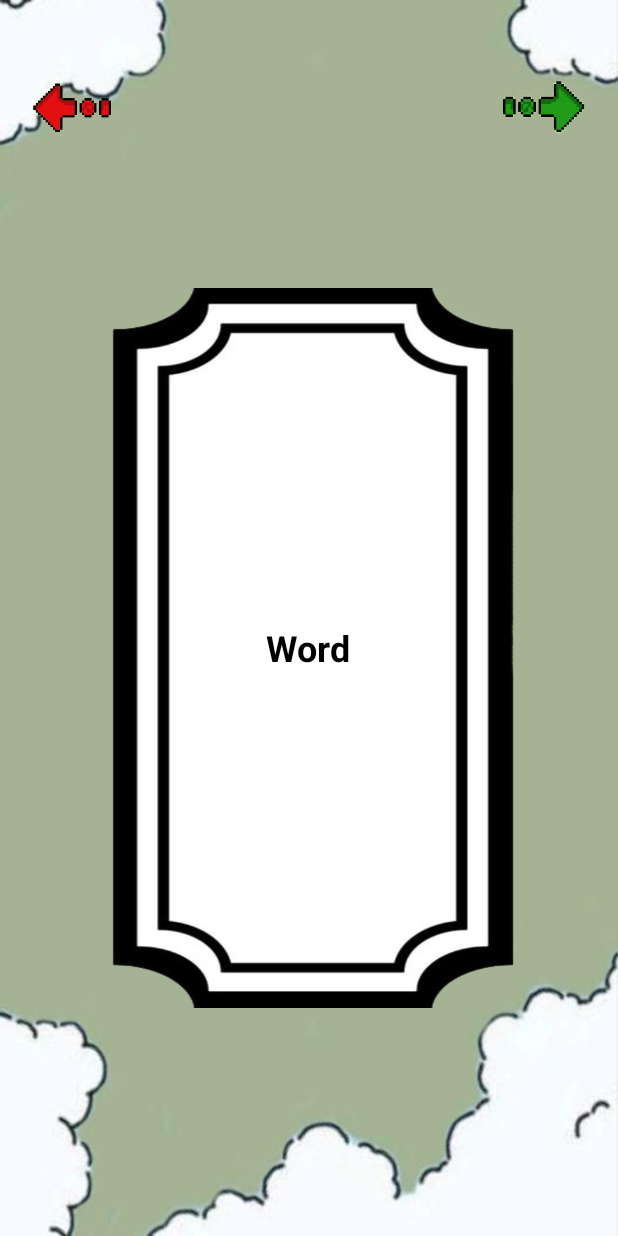
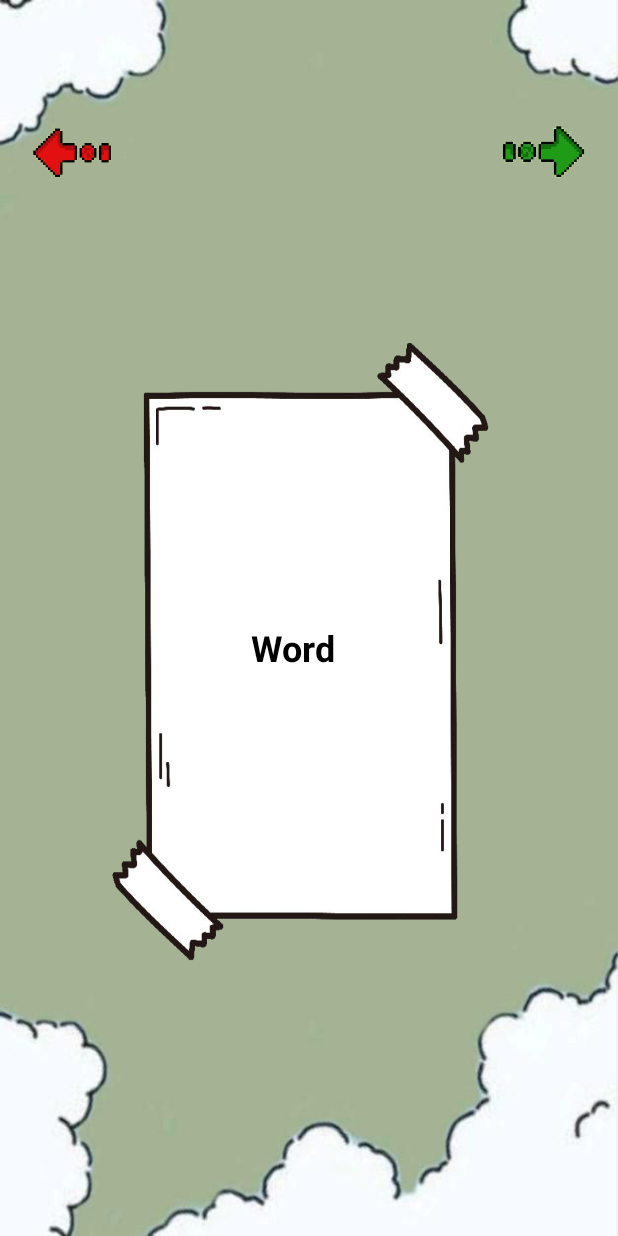
Before and after one commit to d-albuzzi1/FlashCardas, an Android app: the layout fragment_training.xml on its own in the app's theme, with its tools: preview values and no code run, on a phone screen of 412 x 824 dp. Run offline under Robolectric (Android 15) with nearby library versions, the phone set to English and light mode, and no system bars.

Commit message:
piccoli cambiamenti UI per migliorare l estetica

```diff
--- a/app/src/main/res/layout/fragment_training.xml
+++ b/app/src/main/res/layout/fragment_training.xml
@@ -12,10 +12,11 @@
         android:layout_gravity="center"
         android:orientation="vertical"
         android:gravity="center"
-        android:background="@drawable/flashcard_back"
+        android:background="@drawable/flashcard"
         android:padding="16dp"
         android:layout_marginTop="20dp"
-        android:elevation="8dp">
+        android:elevation="8dp"
+        >
 
         <TextView
             android:id="@+id/flashcard_word"
@@ -24,7 +25,8 @@
             android:text="Word"
             android:textSize="24sp"
             android:textColor="@android:color/black"
-            android:textStyle="bold"/>
+            android:textStyle="bold"
+            android:layout_marginEnd="10dp"/>
 
         <TextView
             android:id="@+id/text_translation"
@@ -34,7 +36,9 @@
             android:textSize="20sp"
             android:textColor="@android:color/black"
             android:visibility="gone"
-            android:layout_marginTop="16dp"/>
+            android:layout_marginTop="16dp"
+            android:layout_marginEnd="10dp"/>
+
     </LinearLayout>
     <!-- Immagine a sinistra -->
     <ImageView
@@ -44,7 +48,7 @@
         android:src="@drawable/freccia_rossa_sx"
         android:layout_gravity="start"
         android:layout_marginStart="16dp"
-        android:layout_marginTop="40dp"
+        android:layout_marginTop="70dp"
         android:contentDescription="Decorazione sinistra"/>
 
     <!-- Immagine a destra -->
@@ -55,7 +59,7 @@
         android:src="@drawable/freccia_verde_dx"
         android:layout_gravity="end"
         android:layout_marginEnd="16dp"
-        android:layout_marginTop="40dp"
+        android:layout_marginTop="70dp"
         android:contentDescription="Decorazione destra"/>
 
     <!-- Messaggio fine -->
```
Also changed, not shown: app/src/main/res/drawable/flashcard.png (added), app/src/main/res/drawable/flashcard_back.png (deleted).
